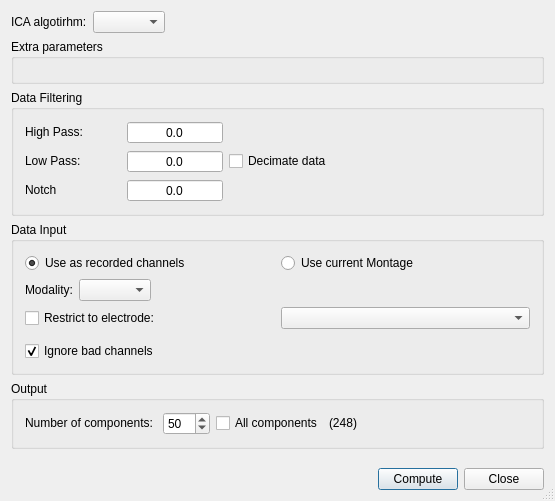
This is src/plugins/icav2/ICASettings.ui in HIP-infrastructure/anywave-code as Qt 5 draws it before an edit. The edited form follows.
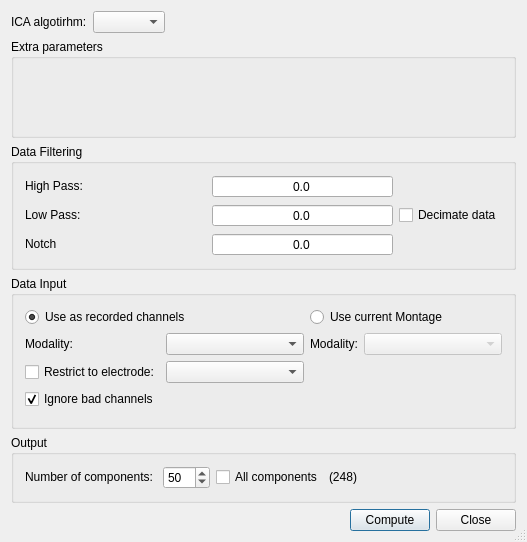
This is the edited form. Icons and pictures are not drawn. Custom widgets are drawn as their Qt base class.

```diff
--- a/src/plugins/icav2/ICASettings.ui
+++ b/src/plugins/icav2/ICASettings.ui
@@ -6,8 +6,8 @@
    <rect>
     <x>0</x>
     <y>0</y>
-    <width>555</width>
-    <height>501</height>
+    <width>527</width>
+    <height>542</height>
    </rect>
   </property>
   <property name="windowTitle">
@@ -65,6 +65,8 @@
     </layout>
    </item>
    <item>
+    <layout class="QGridLayout" name="gridLayout_3">
+     <item row="0" column="0">
     <widget class="QGroupBox" name="groupBoxExtras">
      <property name="sizePolicy">
       <sizepolicy hsizetype="Expanding" vsizetype="Expanding">
@@ -82,7 +84,7 @@
      </layout>
     </widget>
    </item>
-   <item>
+     <item row="1" column="0">
     <widget class="QGroupBox" name="groupBox">
      <property name="sizePolicy">
       <sizepolicy hsizetype="Preferred" vsizetype="Preferred">
@@ -249,133 +251,10 @@
         </property>
        </widget>
       </item>
-      <item>
-       <spacer name="horizontalSpacer_2">
-        <property name="orientation">
-         <enum>Qt::Horizontal</enum>
-        </property>
-        <property name="sizeHint" stdset="0">
-         <size>
-          <width>40</width>
-          <height>20</height>
-         </size>
-        </property>
-       </spacer>
-      </item>
      </layout>
     </widget>
    </item>
-   <item>
-    <widget class="QGroupBox" name="groupBox_2">
-     <property name="title">
-      <string>Data Input</string>
-     </property>
-     <layout class="QVBoxLayout" name="verticalLayout">
-      <item>
-       <layout class="QHBoxLayout" name="horizontalLayout_5">
-        <item>
-         <widget class="QRadioButton" name="radioAsRecorded">
-          <property name="text">
-           <string>Use as recorded channels</string>
-          </property>
-          <property name="checked">
-           <bool>true</bool>
-          </property>
-         </widget>
-        </item>
-        <item>
-         <widget class="QRadioButton" name="radioCurrentMontage">
-          <property name="text">
-           <string>Use current Montage</string>
-          </property>
-         </widget>
-        </item>
-       </layout>
-      </item>
-      <item>
-       <layout class="QHBoxLayout" name="horizontalLayout_3" stretch="0,0,1">
-        <item>
-         <widget class="QLabel" name="modalityLabel">
-          <property name="sizePolicy">
-           <sizepolicy hsizetype="Preferred" vsizetype="Fixed">
-            <horstretch>0</horstretch>
-            <verstretch>0</verstretch>
-           </sizepolicy>
-          </property>
-          <property name="text">
-           <string>Modality:</string>
-          </property>
-         </widget>
-        </item>
-        <item>
-         <widget class="QComboBox" name="comboModality">
-          <property name="sizePolicy">
-           <sizepolicy hsizetype="Expanding" vsizetype="Fixed">
-            <horstretch>0</horstretch>
-            <verstretch>0</verstretch>
-           </sizepolicy>
-          </property>
-         </widget>
-        </item>
-        <item>
-         <spacer name="horizontalSpacer">
-          <property name="orientation">
-           <enum>Qt::Horizontal</enum>
-          </property>
-          <property name="sizeHint" stdset="0">
-           <size>
-            <width>40</width>
-            <height>20</height>
-           </size>
-          </property>
-         </spacer>
-        </item>
-       </layout>
-      </item>
-      <item>
-       <layout class="QHBoxLayout" name="horizontalLayout_7">
-        <item>
-         <widget class="QCheckBox" name="checkSEEGElectrode">
-          <property name="text">
-           <string>Restrict to electrode:</string>
-          </property>
-         </widget>
-        </item>
-        <item>
-         <widget class="QComboBox" name="comboSEEGElectrode"/>
-        </item>
-       </layout>
-      </item>
-      <item>
-       <widget class="AwSelectInputDataWidget" name="inputDataWidget" native="true">
-        <property name="sizePolicy">
-         <sizepolicy hsizetype="Expanding" vsizetype="Expanding">
-          <horstretch>0</horstretch>
-          <verstretch>0</verstretch>
-         </sizepolicy>
-        </property>
-       </widget>
-      </item>
-      <item>
-       <widget class="QCheckBox" name="ignoreBads">
-        <property name="sizePolicy">
-         <sizepolicy hsizetype="Preferred" vsizetype="Fixed">
-          <horstretch>0</horstretch>
-          <verstretch>0</verstretch>
-         </sizepolicy>
-        </property>
-        <property name="text">
-         <string>Ignore bad channels</string>
-        </property>
-        <property name="checked">
-         <bool>true</bool>
-        </property>
-       </widget>
-      </item>
-     </layout>
-    </widget>
-   </item>
-   <item>
+     <item row="3" column="0">
     <widget class="QGroupBox" name="groupBoxOutput">
      <property name="title">
       <string>Output</string>
@@ -458,18 +337,122 @@
      </layout>
     </widget>
    </item>
+     <item row="2" column="0">
+      <widget class="QGroupBox" name="groupBox_2">
+       <property name="title">
+        <string>Data Input</string>
+       </property>
+       <layout class="QVBoxLayout" name="verticalLayout">
    <item>
-    <spacer name="verticalSpacer">
-     <property name="orientation">
-      <enum>Qt::Vertical</enum>
-     </property>
-     <property name="sizeHint" stdset="0">
-      <size>
-       <width>17</width>
-       <height>11</height>
-      </size>
-     </property>
-    </spacer>
+         <layout class="QGridLayout" name="gridLayout_2">
+          <item row="1" column="3">
+           <widget class="QComboBox" name="comboModalityMontage">
+            <property name="enabled">
+             <bool>false</bool>
+            </property>
+            <property name="sizePolicy">
+             <sizepolicy hsizetype="Expanding" vsizetype="Fixed">
+              <horstretch>0</horstretch>
+              <verstretch>0</verstretch>
+             </sizepolicy>
+            </property>
+           </widget>
+          </item>
+          <item row="0" column="0" colspan="2">
+           <widget class="QRadioButton" name="radioAsRecorded">
+            <property name="text">
+             <string>Use as recorded channels</string>
+            </property>
+            <property name="checked">
+             <bool>true</bool>
+            </property>
+           </widget>
+          </item>
+          <item row="1" column="2">
+           <widget class="QLabel" name="modalityLabel_2">
+            <property name="sizePolicy">
+             <sizepolicy hsizetype="Preferred" vsizetype="Fixed">
+              <horstretch>0</horstretch>
+              <verstretch>0</verstretch>
+             </sizepolicy>
+            </property>
+            <property name="text">
+             <string>Modality:</string>
+            </property>
+           </widget>
+          </item>
+          <item row="2" column="0">
+           <widget class="QCheckBox" name="checkSEEGElectrode">
+            <property name="text">
+             <string>Restrict to electrode:</string>
+            </property>
+           </widget>
+          </item>
+          <item row="1" column="0">
+           <widget class="QLabel" name="modalityLabel">
+            <property name="sizePolicy">
+             <sizepolicy hsizetype="Preferred" vsizetype="Fixed">
+              <horstretch>0</horstretch>
+              <verstretch>0</verstretch>
+             </sizepolicy>
+            </property>
+            <property name="text">
+             <string>Modality:</string>
+            </property>
+           </widget>
+          </item>
+          <item row="0" column="2" colspan="2">
+           <widget class="QRadioButton" name="radioCurrentMontage">
+            <property name="text">
+             <string>Use current Montage</string>
+            </property>
+           </widget>
+          </item>
+          <item row="1" column="1">
+           <widget class="QComboBox" name="comboModality">
+            <property name="sizePolicy">
+             <sizepolicy hsizetype="Expanding" vsizetype="Fixed">
+              <horstretch>0</horstretch>
+              <verstretch>0</verstretch>
+             </sizepolicy>
+            </property>
+           </widget>
+          </item>
+          <item row="2" column="1">
+           <widget class="QComboBox" name="comboSEEGElectrode"/>
+          </item>
+          <item row="3" column="0">
+           <widget class="QCheckBox" name="ignoreBads">
+            <property name="sizePolicy">
+             <sizepolicy hsizetype="Preferred" vsizetype="Fixed">
+              <horstretch>0</horstretch>
+              <verstretch>0</verstretch>
+             </sizepolicy>
+            </property>
+            <property name="text">
+             <string>Ignore bad channels</string>
+            </property>
+            <property name="checked">
+             <bool>true</bool>
+            </property>
+           </widget>
+          </item>
+         </layout>
+        </item>
+        <item>
+         <widget class="AwSelectInputDataWidget" name="inputDataWidget" native="true">
+          <property name="sizePolicy">
+           <sizepolicy hsizetype="Expanding" vsizetype="Expanding">
+            <horstretch>0</horstretch>
+            <verstretch>0</verstretch>
+           </sizepolicy>
+          </property>
+         </widget>
+        </item>
+       </layout>
+      </widget>
+     </item>
+    </layout>
    </item>
    <item>
     <layout class="QHBoxLayout" name="horizontalLayout_6">
```
Left out of the diff: 64 changed lines with no effect on the pictures. Lines whose indentation alone changed are shown as unchanged.
